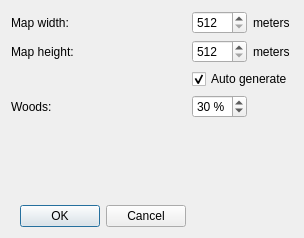
This is GeneratorDialog.ui in D-Pointer/imperium-editor as Qt 5 draws it before an edit. The edited form follows.
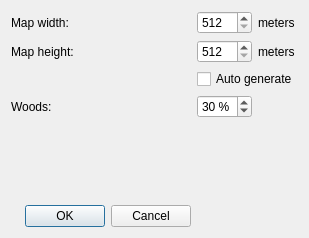
This is the edited form.

Diff of the .ui file:
```diff
--- a/GeneratorDialog.ui
+++ b/GeneratorDialog.ui
@@ -6,7 +6,7 @@
    <rect>
     <x>0</x>
     <y>0</y>
-    <width>304</width>
+    <width>309</width>
     <height>238</height>
    </rect>
   </property>
@@ -83,7 +83,7 @@
       <string>Auto generate</string>
      </property>
      <property name="checked">
-      <bool>true</bool>
+      <bool>false</bool>
      </property>
     </widget>
    </item>
```
